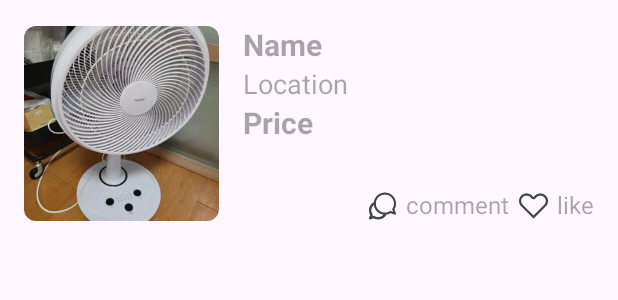
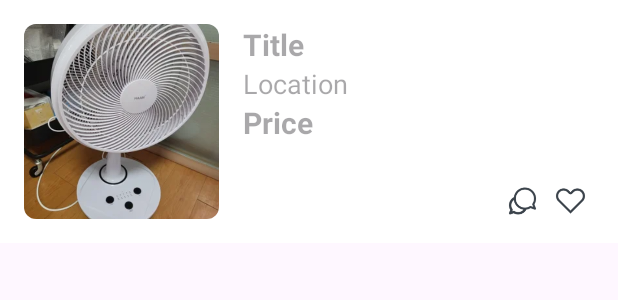
Before and after one commit to kkevi/android_7week_kkeviMarket, an Android app: the layout main_list_recylcer_view.xml on its own in the app's theme, with its tools: preview values and no code run, on a phone screen of 412 x 824 dp. Shown: the top 300 px of the screen. Run offline under Robolectric (Android 15) with nearby library versions, the phone set to English and light mode, and no system bars.

Commit message:
수정 : 메인 리스트 화면 완성

```diff
--- a/app/src/main/res/layout/activity_main.xml
+++ b/app/src/main/res/layout/activity_main.xml
@@ -52,7 +52,8 @@
     <androidx.recyclerview.widget.RecyclerView
         android:id="@+id/recyclerView"
         android:layout_width="match_parent"
-        android:layout_height="match_parent"
-        app:layout_constraintTop_toBottomOf="@+id/app_bar" />
+        android:layout_height="0dp"
+        app:layout_constraintTop_toBottomOf="@+id/app_bar"
+        app:layout_constraintBottom_toBottomOf="parent"/>
 
 </androidx.constraintlayout.widget.ConstraintLayout>
--- a/app/src/main/res/layout/main_list_recylcer_view.xml
+++ b/app/src/main/res/layout/main_list_recylcer_view.xml
@@ -1,7 +1,9 @@
 <?xml version="1.0" encoding="utf-8"?>
 <LinearLayout xmlns:android="http://schemas.android.com/apk/res/android"
+    xmlns:app="http://schemas.android.com/apk/res-auto"
     android:layout_width="match_parent"
     android:layout_height="wrap_content"
+    android:background="@color/white"
     android:orientation="horizontal"
     android:paddingHorizontal="16dp"
     android:paddingVertical="16dp">
@@ -16,9 +18,9 @@
         android:scaleType="centerCrop"
         android:src="@drawable/sample1" />
 
-    <LinearLayout
+    <androidx.constraintlayout.widget.ConstraintLayout
         android:layout_width="0dp"
-        android:layout_height="wrap_content"
+        android:layout_height="match_parent"
         android:layout_marginStart="16dp"
         android:layout_weight="2"
         android:orientation="vertical">
@@ -27,10 +29,14 @@
             android:id="@+id/tv_title"
             android:layout_width="wrap_content"
             android:layout_height="wrap_content"
-            android:hint="Name"
+            android:ellipsize="end"
+            android:hint="Title"
+            android:maxLines="2"
             android:textColor="@color/black"
             android:textSize="20sp"
-            android:textStyle="bold" />
+            android:textStyle="bold"
+            app:layout_constraintStart_toStartOf="parent"
+            app:layout_constraintTop_toTopOf="parent" />
 
         <TextView
             android:id="@+id/tv_location"
@@ -38,7 +44,9 @@
             android:layout_height="wrap_content"
             android:hint="Location"
             android:textColor="@color/grey60"
-            android:textSize="18sp" />
+            android:textSize="18sp"
+            app:layout_constraintStart_toStartOf="parent"
+            app:layout_constraintTop_toBottomOf="@+id/tv_title" />
 
         <TextView
             android:id="@+id/tv_price"
@@ -47,19 +55,24 @@
             android:hint="Price"
             android:textColor="@color/black"
             android:textSize="20sp"
-            android:textStyle="bold" />
+            android:textStyle="bold"
+            app:layout_constraintStart_toStartOf="parent"
+            app:layout_constraintTop_toBottomOf="@+id/tv_location" />
 
         <LinearLayout
             android:layout_width="match_parent"
             android:layout_height="wrap_content"
-            android:layout_marginTop="30dp"
-            android:gravity="end">
+            android:gravity="end"
+            app:layout_constraintBottom_toBottomOf="parent"
+            app:layout_constraintEnd_toEndOf="parent"
+            app:layout_constraintStart_toStartOf="parent">
 
             <ImageView
                 android:id="@+id/iv_comments"
                 android:layout_width="24dp"
                 android:layout_height="24dp"
                 android:layout_marginEnd="4dp"
+                android:importantForAccessibility="no"
                 android:src="@drawable/ic_comments" />
 
             <TextView
@@ -67,7 +80,6 @@
                 android:layout_width="wrap_content"
                 android:layout_height="wrap_content"
                 android:layout_marginEnd="4dp"
-                android:hint="comment"
                 android:textColor="@color/black"
                 android:textSize="16sp" />
 
@@ -76,17 +88,17 @@
                 android:layout_width="24dp"
                 android:layout_height="24dp"
                 android:layout_marginEnd="4dp"
+                android:importantForAccessibility="no"
                 android:src="@drawable/ic_like" />
 
             <TextView
                 android:id="@+id/tv_like"
                 android:layout_width="wrap_content"
                 android:layout_height="wrap_content"
-                android:hint="like"
                 android:textColor="@color/black"
                 android:textSize="16sp" />
         </LinearLayout>
 
 
-    </LinearLayout>
+    </androidx.constraintlayout.widget.ConstraintLayout>
 </LinearLayout>
```
Also changed, not shown: app/src/main/java/com/example/kkevi_market/FakeData.kt (+9 -9 lines), app/src/main/java/com/example/kkevi_market/MainActivity.kt (+17 -10 lines).
